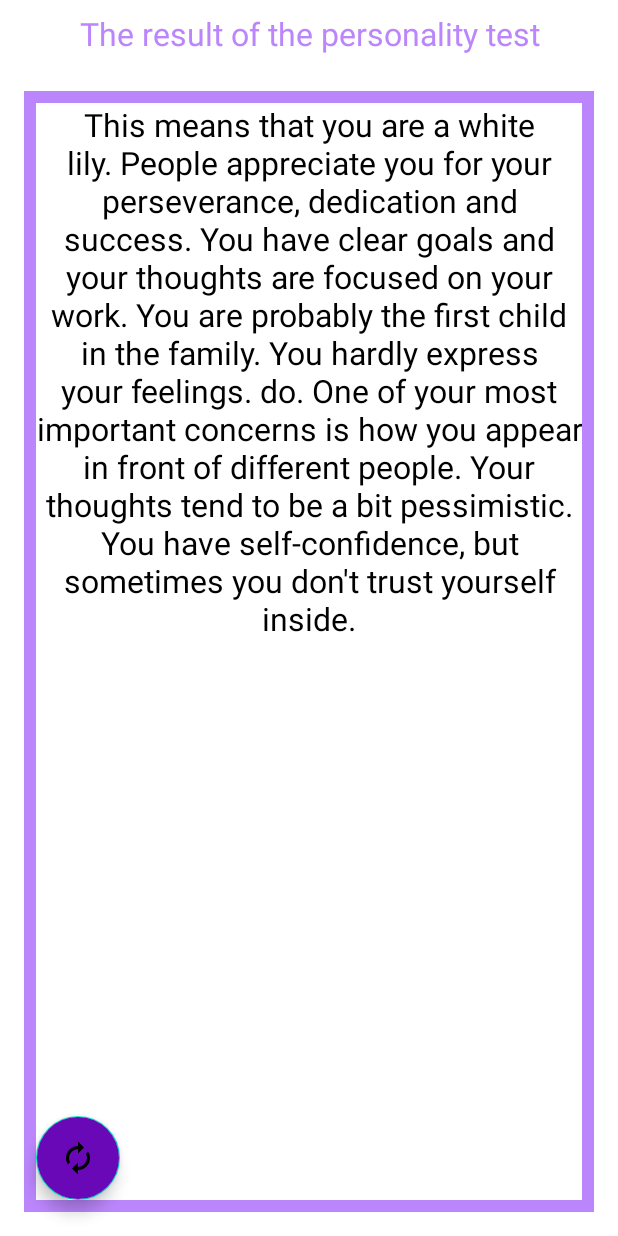
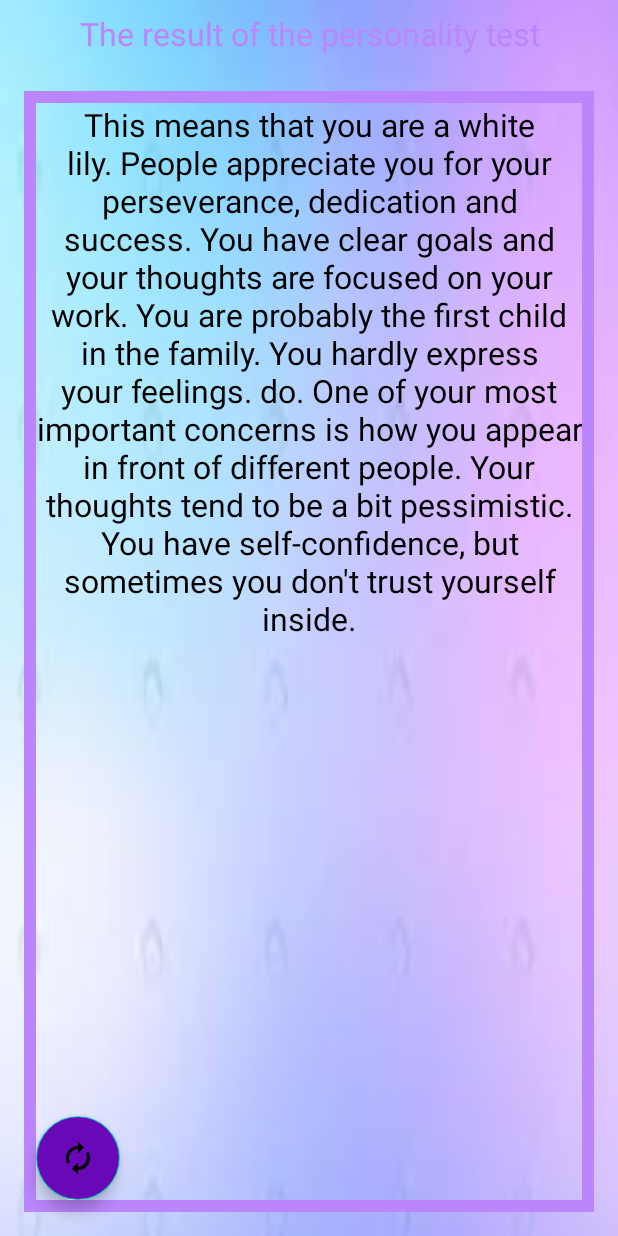
Before and after one commit to NARI1108/character_recognition, an Android app: the layout activity_result.xml on its own in the app's theme, with its tools: preview values and no code run, on a phone screen of 412 x 824 dp. Run offline under Robolectric (Android 15) with nearby library versions, the phone set to English and light mode, and no system bars.

Commit message:
Making apparent changes to the results activity. such as zooming in and creating a background for the results page.

```diff
--- a/app/src/main/AndroidManifest.xml
+++ b/app/src/main/AndroidManifest.xml
@@ -15,7 +15,8 @@
         tools:targetApi="31">
         <activity
             android:name=".result_Activity"
-            android:exported="false" />
+            android:exported="false"
+            android:theme="@style/fullScreen"/>
         <activity
             android:name=".resource_Activity"
             android:exported="false"
--- a/app/src/main/res/layout/activity_result.xml
+++ b/app/src/main/res/layout/activity_result.xml
@@ -4,7 +4,8 @@
     android:layout_width="match_parent"
     android:layout_height="match_parent"
     xmlns:app="http://schemas.android.com/apk/res-auto"
-    tools:context=".result_Activity">
+    tools:context=".result_Activity"
+    android:background="@drawable/background_result">
     <LinearLayout
         android:layout_width="match_parent"
         android:layout_height="match_parent"
```
Also changed, not shown: app/src/main/res/drawable/background_result.png (added).
